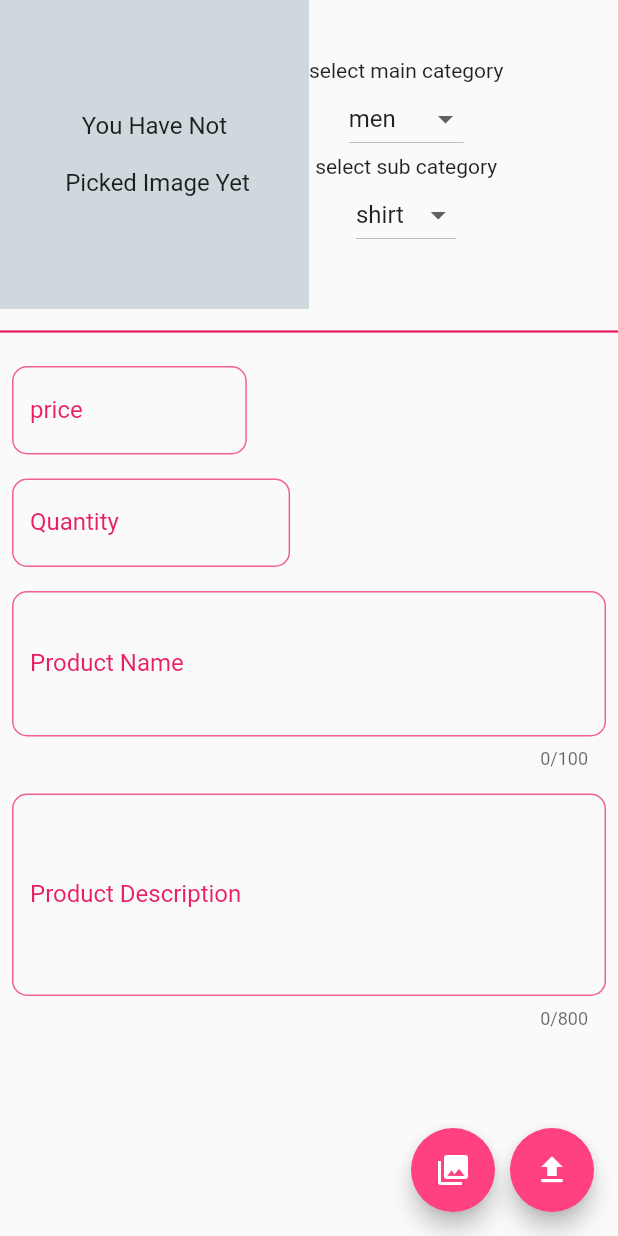
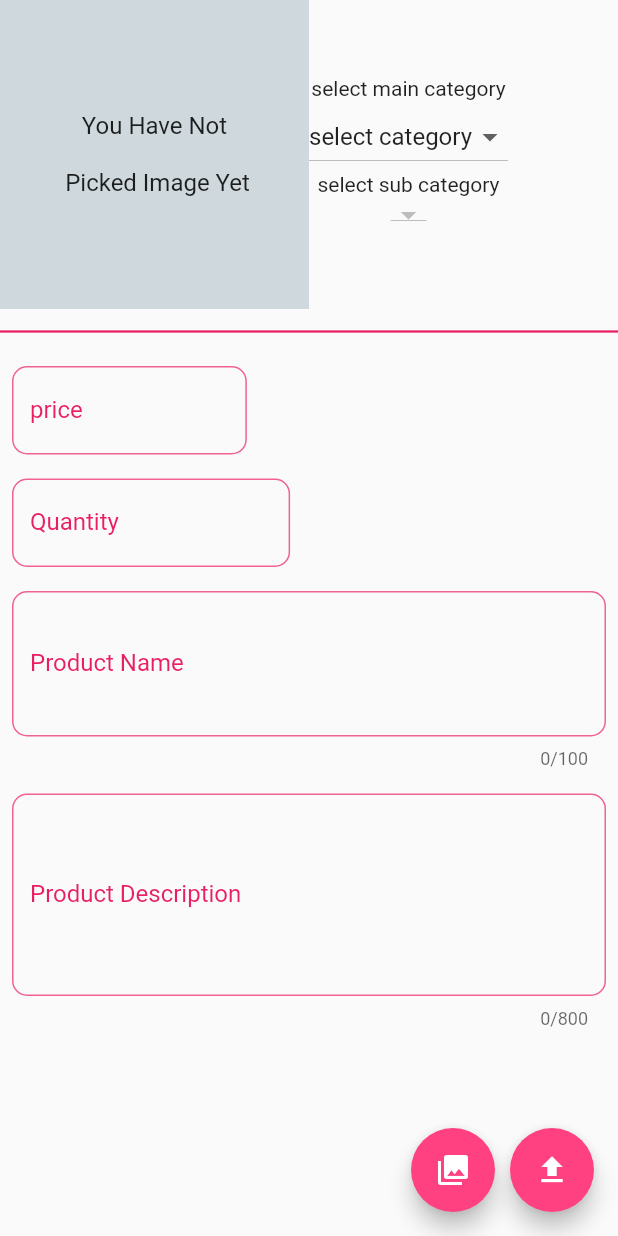
Before and after one commit to FarhanABD/miniso_mobile_app, a Flutter app: the UploadProductScreen screen opened directly, on a phone screen of 412 x 824 dp. Run offline on Flutter 3.47's test engine with Material 2 defaults, Android fonts, the light colour scheme and no system bars; our stand-ins replace animated_text_kit, cloud_firestore, firebase_auth, firebase_core, firebase_storage, image_picker; accounts and stored records are empty; network calls fail.

Commit message:
Commit Drop down button 2

```diff
--- a/lib/main_screen/upload_products.dart
+++ b/lib/main_screen/upload_products.dart
@@ -8,6 +8,7 @@ import 'package:image_picker/image_picker.dart';
 import 'package:miniso_store/widgets/snackbar.dart';
 
 List<String> categ = [
+  'select category',
   'men',
   'women',
   'shoes',
@@ -15,10 +16,35 @@ List<String> categ = [
 ];
 
 List<String> categMen = [
+  'subcategory',
   'shirt',
   'jacket',
   'shoes',
   'jeans',
+];
+
+List<String> categWomen = [
+  'subcategory'
+      'w shirt',
+  'w jacket',
+  'w shoes',
+  'w jeans',
+];
+
+List<String> categShoes = [
+  'subcategory',
+  's shirt',
+  's jacket',
+  's shoes',
+  's jeans',
+];
+
+List<String> categBags = [
+  'subcategory',
+  'B shirt',
+  'B jacket',
+  'B shoes',
+  'B jeans',
 ];
 
 class UploadProductScreen extends StatefulWidget {
@@ -38,8 +64,9 @@ class _UploadProductScreenState extends State<UploadProductScreen> {
   late int quantity;
   late String prodName;
   late String prodDesc;
-  String mainCategValue = 'men';
-  String subCategValue = 'shirt';
+  String mainCategValue = 'select category';
+  String subCategValue = 'subcategory';
+  List<String> subCategList = [];
 
 //--------- FUNCTION IMAGE PICKER -------------------------------------------//
   final ImagePicker picker = ImagePicker();
@@ -146,17 +173,29 @@ class _UploadProductScreenState extends State<UploadProductScreen> {
                                   child: Text(value), value: value);
                             }).toList(),
                             onChanged: (String? value) {
+                              if (value == 'men') {
+                                setState(() {
+                                  subCategValue = 'shirt';
+                                });
+                                subCategList = categMen;
+                              } else if (value == 'women') {
+                                setState(() {
+                                  subCategValue = 'w shirt';
+                                });
+                                subCategList = categWomen;
+                              }
                               print(value);
                               setState(() {
                                 mainCategValue = value!;
+                                subCategValue = 'subcategory';
                               });
                             },
                           ),
                           const Text("select sub category"),
                           DropdownButton(
                             value: subCategValue,
-                            items:
-                                categMen.map<DropdownMenuItem<String>>((value) {
+                            items: subCategList
+                                .map<DropdownMenuItem<String>>((value) {
                               return DropdownMenuItem(
                                   child: Text(value), value: value);
                             }).toList(),
```
